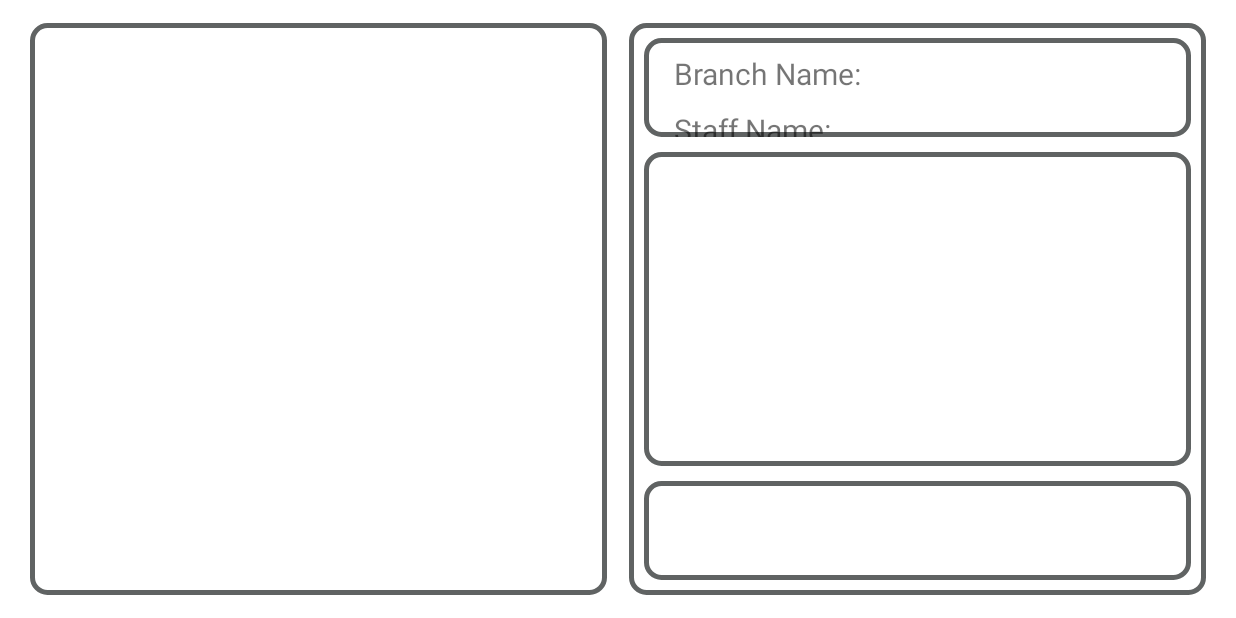
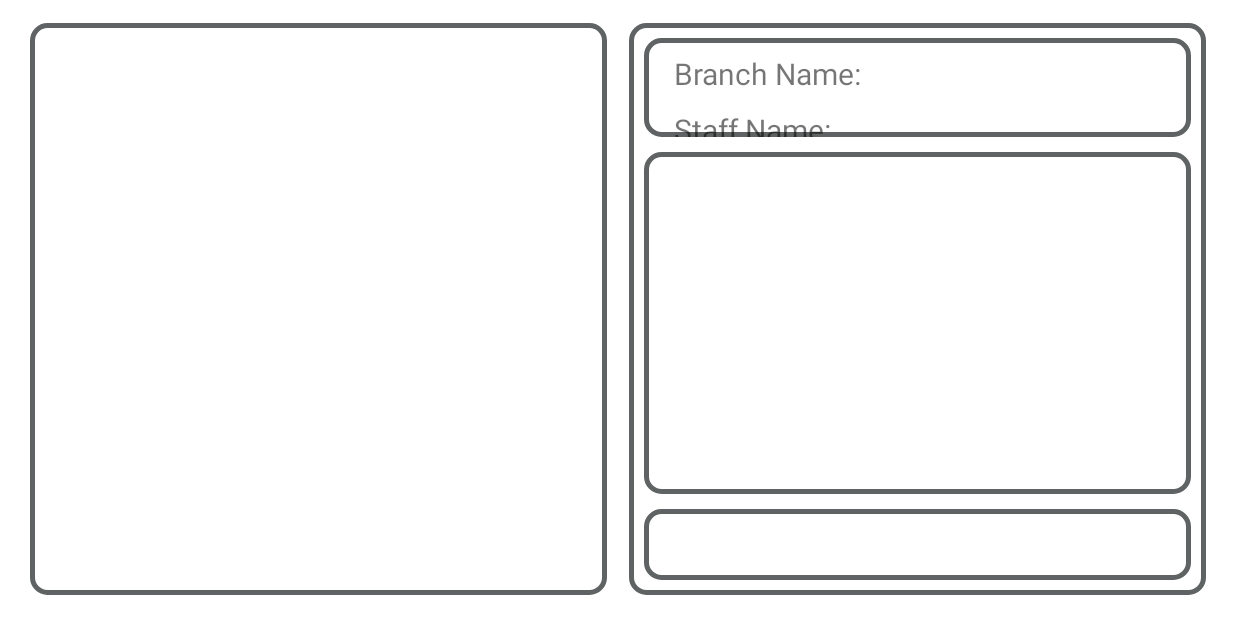
Before and after one commit to mirzasharmin1/posapplication-android, an Android app: the OrderPlacementActivity screen opened directly, with no data from a screen before it, on a phone screen of 824 x 412 dp (held sideways). Run offline under Robolectric (Android 15) with nearby library versions, the phone set to English and light mode, and no system bars; our stand-ins replace Dagger/Hilt's generated code.

Commit message:
Created place order layout

```diff
--- a/app/src/main/res/layout/activity_order_placement.xml
+++ b/app/src/main/res/layout/activity_order_placement.xml
@@ -111,7 +111,7 @@
             android:layout_width="match_parent"
             android:layout_height="wrap_content"
             android:orientation="horizontal"
-            app:layout_constraintGuide_percent="0.80" />
+            app:layout_constraintGuide_percent="0.85" />
 
         <androidx.constraintlayout.widget.ConstraintLayout
             android:layout_width="0dp"
```
